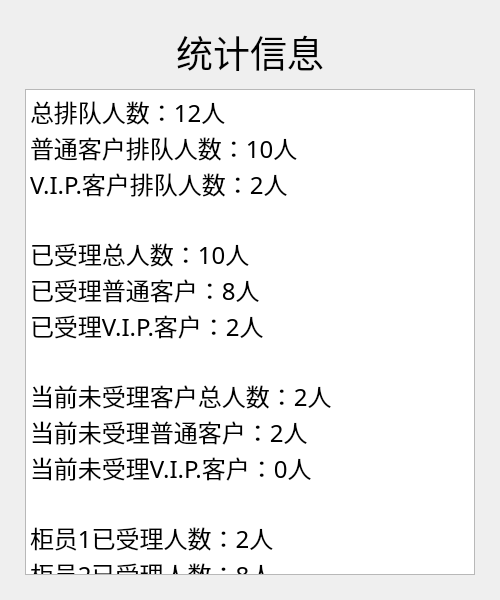
Above: Admin/managerdialog.ui from Soulike/bankQueuingSystem before the change. Below: the same form after it.
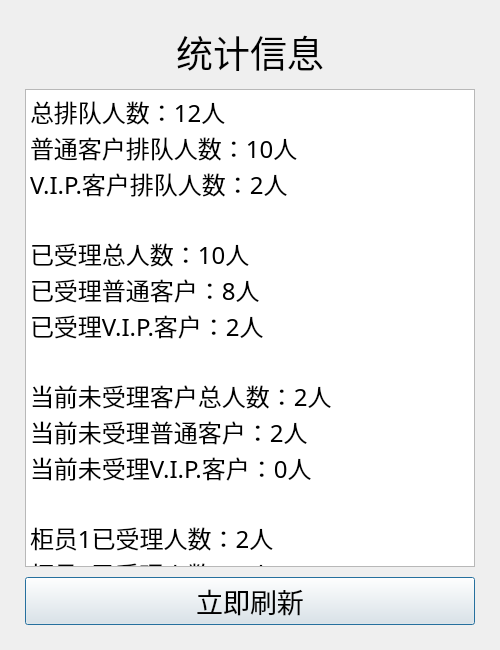
That is the form after the change.

```diff
--- a/Admin/managerdialog.ui
+++ b/Admin/managerdialog.ui
@@ -7,7 +7,7 @@
     <x>0</x>
     <y>0</y>
     <width>500</width>
-    <height>600</height>
+    <height>650</height>
    </rect>
   </property>
   <property name="windowTitle">
@@ -90,6 +90,18 @@
      </property>
     </widget>
    </item>
+   <item>
+    <widget class="QPushButton" name="refreshButton">
+     <property name="font">
+      <font>
+       <pointsize>20</pointsize>
+      </font>
+     </property>
+     <property name="text">
+      <string>立即刷新</string>
+     </property>
+    </widget>
+   </item>
   </layout>
  </widget>
  <resources/>
```
